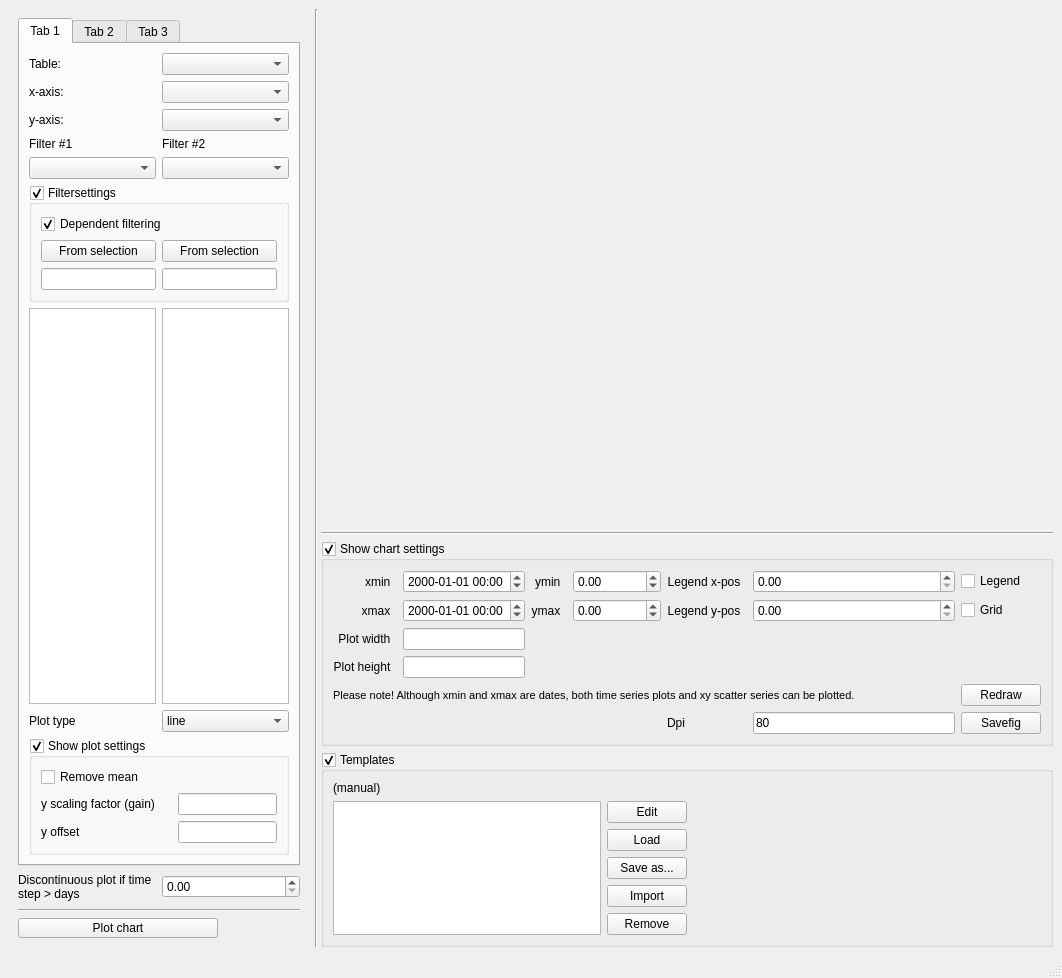
The window that ui/customplotdialog.ui (jkall/qgis-midvatten-plugin) describes before a commit, drawn with Qt 5.
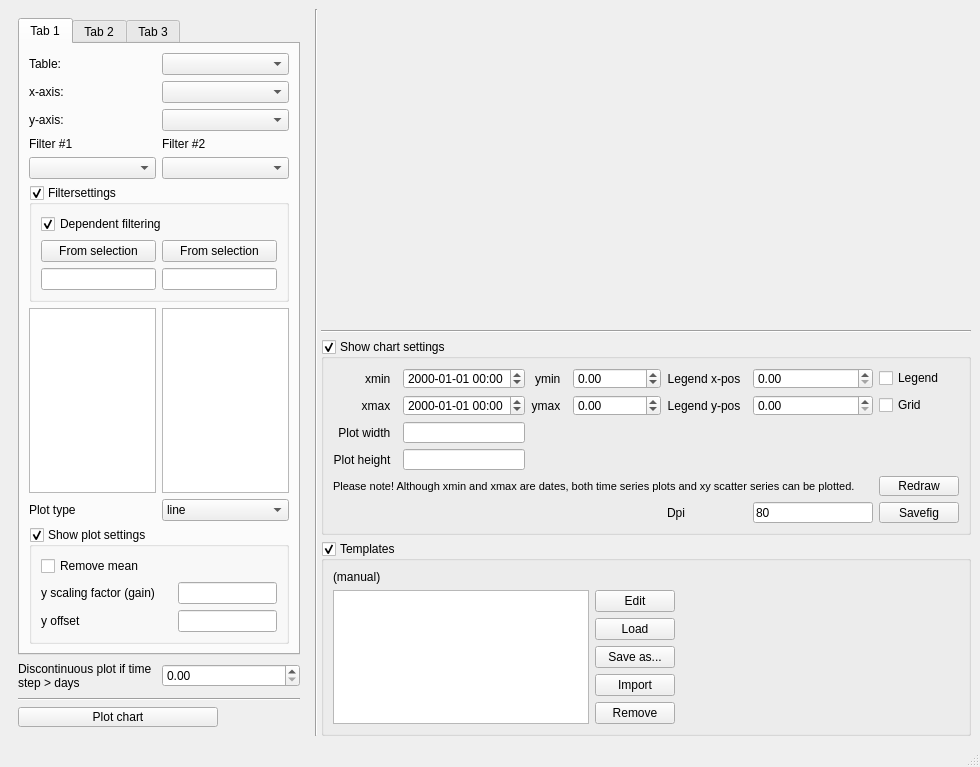
The same window after the commit.

```diff
--- a/ui/customplotdialog.ui
+++ b/ui/customplotdialog.ui
@@ -6,8 +6,8 @@
    <rect>
     <x>0</x>
     <y>0</y>
-    <width>1062</width>
-    <height>978</height>
+    <width>980</width>
+    <height>767</height>
    </rect>
   </property>
   <property name="windowTitle">
```
Left out of the diff: 2 changed lines with no effect on the pictures.
